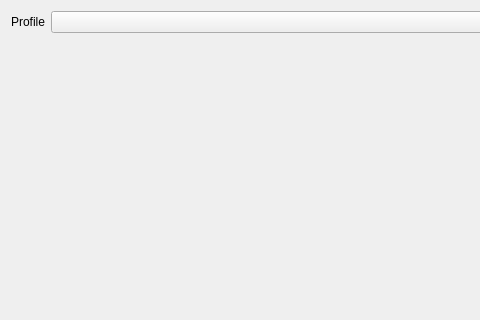
KDE/krita, file libs/ui/input/config/kis_input_configuration_page.ui: the form before one commit; both pictures show x 0 to 480 and y 0 to 320 of the 689 by 483 pixel window.
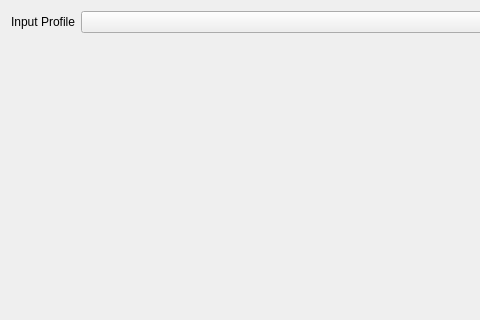
The form after the commit. Custom widgets are drawn as their Qt base class.

```diff
--- a/libs/ui/input/config/kis_input_configuration_page.ui
+++ b/libs/ui/input/config/kis_input_configuration_page.ui
@@ -16,7 +16,7 @@
      <item>
       <widget class="QLabel" name="label">
        <property name="text">
-        <string>Profile</string>
+        <string>Input Profile</string>
        </property>
        <property name="alignment">
         <set>Qt::AlignRight|Qt::AlignTrailing|Qt::AlignVCenter</set>
```
Left out of the diff: 4 changed lines with no effect on the pictures.
